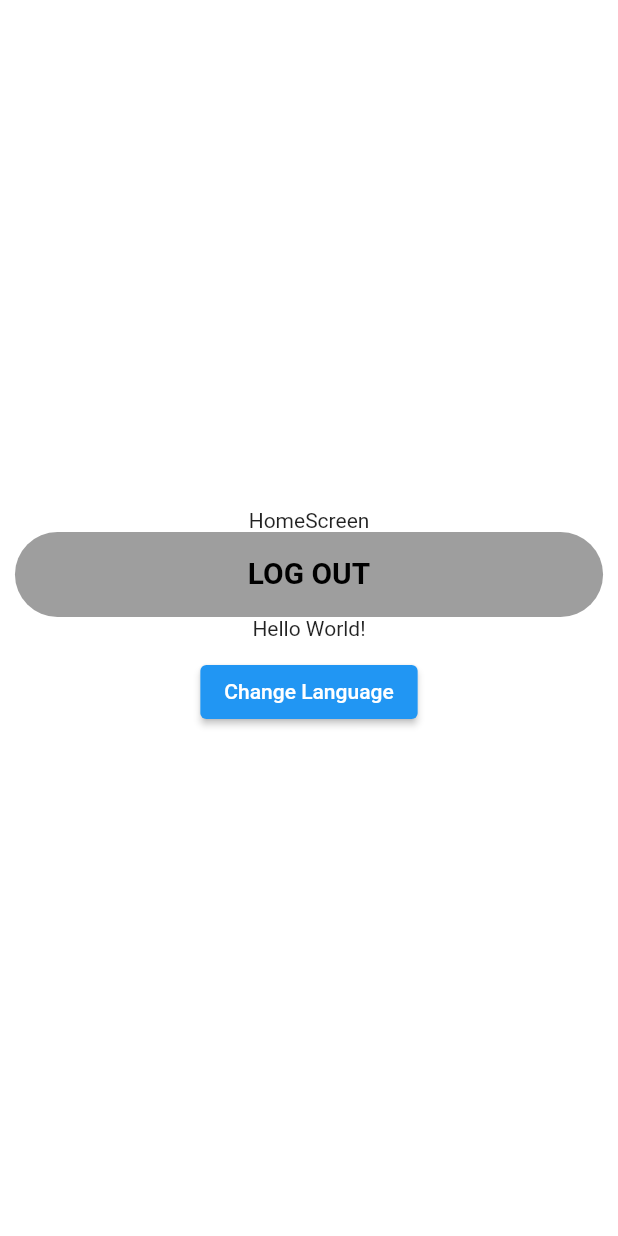
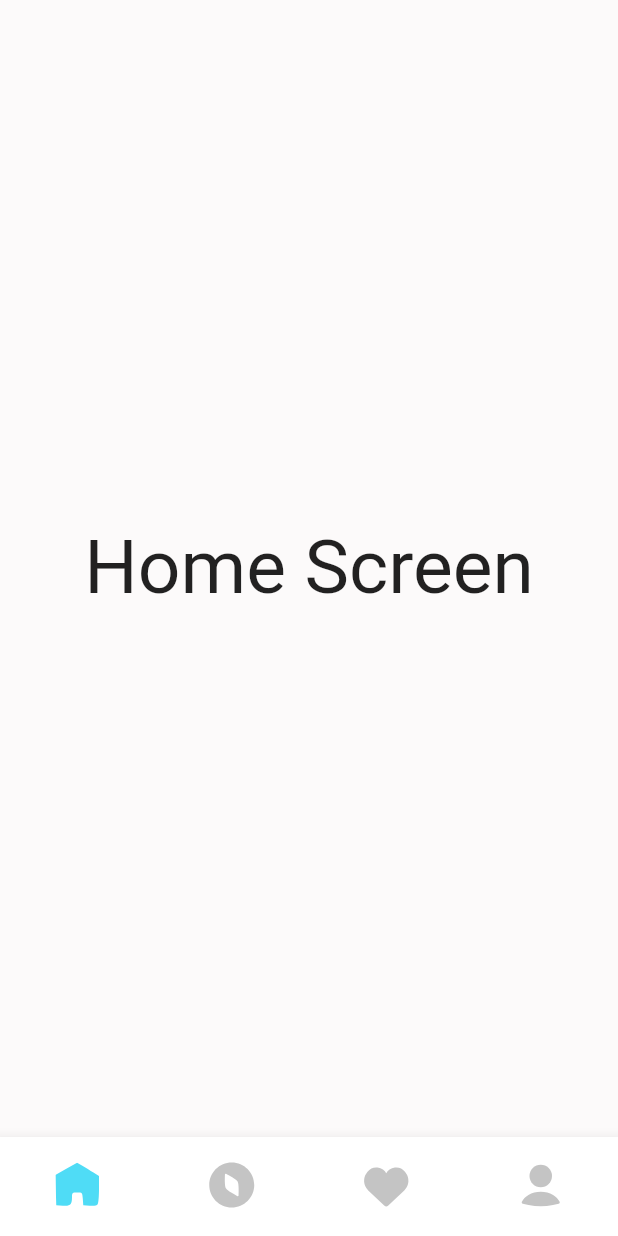
Before and after one commit to thanhhieu2005/flutter_project_1_2022, a Flutter app: the screen it shows once a user with an empty profile is signed in, on a phone screen of 412 x 824 dp. Run offline on Flutter 3.47's test engine with Material 2 defaults, Android fonts, the phone set to English and light mode, and no system bars; our stand-ins replace dio, firebase_auth, firebase_core, flutter_screenutil, flutter_spinkit, flutter_svg; accounts and stored records are empty; generated files the repository leaves out were written again.

Commit message:
[FEAT] - build navigation bar view

```diff
--- a/lib/configs/color_config.dart
+++ b/lib/configs/color_config.dart
@@ -2,5 +2,12 @@ import 'package:flutter/material.dart';
 
 class AppColors {
   static const kColor1 = Color(0xffffffff);
+  static const kColor2 = Color(0xffC4C4C4);
   static const kPrimaryColor = Colors.lightBlueAccent;
+  static const kBlackColor = Colors.black;
+  static const kBackgroundColor = Color(0xffFCFAFA);
+  static const kDarkBlue1 = Color(0xff00B4D8);
+  static const kLightBlue1 = Color(0xff90E0EF);
+  static const kLightBlue2 = Color(0xffCAF0F8);
+  static const kLightBlue3 = Color(0xff4FDCF6);
 }
--- a/lib/routes/app_route.dart
+++ b/lib/routes/app_route.dart
@@ -1,20 +1,23 @@
 import 'package:flutter/cupertino.dart';
 import 'package:flutter/material.dart';
-import 'package:flutter_project_1/views/home_screen.dart';
+import 'package:flutter_project_1/views/account/account_screen.dart';
 import 'package:flutter_project_1/views/login/login_page.dart';
+import 'package:flutter_project_1/views/navigation_bar_view/navigation_bar_view.dart';
 import 'package:flutter_project_1/views/sign_up/sign_up_page.dart';
 
 class AppRoute {
   static Route<dynamic> onGenerateRoute(RouteSettings settings) {
     switch (settings.name) {
-      case HomeScreen.id:
+      case NavigationBarView.id:
         return CupertinoPageRoute(
-          builder: (_) => const HomeScreen(),
+          builder: (_) => const NavigationBarView(),
         );
       case LoginPage.nameRoute:
         return CupertinoPageRoute(builder: (_) => const LoginPage());
       case SignUpPage.nameRoute:
         return CupertinoPageRoute(builder: (_) => const SignUpPage());
+      case AccountScreen.nameRoute:
+        return CupertinoPageRoute(builder: (_) => const AccountScreen());
       default:
         return _errorRoute();
     }
--- /dev/null
+++ b/lib/views/account/account_screen.dart
@@ -0,0 +1,56 @@
+import 'package:flutter/material.dart';
+import 'package:flutter_project_1/services/auth_service.dart';
+import 'package:flutter_project_1/view_models/locale_provider.dart';
+import 'package:flutter_project_1/views/login/login_page.dart';
+import 'package:flutter_project_1/widgets/rounded_linear_button.dart';
+import 'package:provider/provider.dart';
+import 'package:flutter_gen/gen_l10n/app_localizations.dart';
+
+class AccountScreen extends StatelessWidget {
+  static const String nameRoute = '/account_screeen';
+  static Route route() {
+    return MaterialPageRoute(
+      builder: (_) => const AccountScreen(),
+      settings: const RouteSettings(name: nameRoute),
+    );
+  }
+
+  const AccountScreen({
+    Key? key,
+  }) : super(key: key);
+
+  @override
+  Widget build(BuildContext context) {
+    final authService = Provider.of<AuthService>(context);
+    return Center(
+      child: Column(
+        mainAxisAlignment: MainAxisAlignment.center,
+        // ignore: prefer_const_literals_to_create_immutables
+        children: [
+          const Text("HomeScreen"),
+          RoundedLinearButton(
+              text: "Log out",
+              press: () async {
+                await authService.signOut();
+                Navigator.pushAndRemoveUntil(
+                    context, LoginPage.route(), (route) => false);
+              },
+              textColor: Colors.black,
+              startColor: Colors.grey,
+              endColor: Colors.grey),
+          Text(AppLocalizations.of(context).helloWorld),
+          // ignore: prefer_const_constructors
+          SizedBox(
+            height: 10.0,
+          ),
+          ElevatedButton(
+            onPressed: () {
+              context.read<LocaleProvider>().changeLocale();
+            },
+            child: Text(AppLocalizations.of(context).changeLaguage),
+          )
+        ],
+      ),
+    );
+  }
+}
--- a/lib/views/home_screen.dart
+++ /dev/null
@@ -1,59 +0,0 @@
-import 'package:flutter_gen/gen_l10n/app_localizations.dart';
-import 'package:flutter/material.dart';
-import 'package:flutter_project_1/configs/color_config.dart';
-import 'package:flutter_project_1/services/auth_service.dart';
-import 'package:flutter_project_1/view_models/locale_provider.dart';
-import 'package:flutter_project_1/views/login/login_page.dart';
-import 'package:provider/provider.dart';
-
-import '../widgets/rounded_linear_button.dart';
-
-class HomeScreen extends StatelessWidget {
-  static const id = "HomeScreen";
-  static Route route() {
-    return MaterialPageRoute(
-      builder: (_) => const HomeScreen(),
-      settings: const RouteSettings(name: id),
-    );
-  }
-
-  const HomeScreen({Key? key}) : super(key: key);
-
-  @override
-  Widget build(BuildContext context) {
-    final authService = Provider.of<AuthService>(context);
-    return Scaffold(
-      backgroundColor: AppColors.kColor1,
-      body: Center(
-        child: Column(
-          mainAxisAlignment: MainAxisAlignment.center,
-          // ignore: prefer_const_literals_to_create_immutables
-          children: [
-            const Text("HomeScreen"),
-            RoundedLinearButton(
-                text: "Log out",
-                press: () async {
-                  await authService.signOut();
-                  Navigator.pushAndRemoveUntil(
-                      context, LoginPage.route(), (route) => false);
-                },
-                textColor: Colors.black,
-                startColor: Colors.grey,
-                endColor: Colors.grey),
-            Text(AppLocalizations.of(context).helloWorld),
-            // ignore: prefer_const_constructors
-            SizedBox(
-              height: 10.0,
-            ),
-            ElevatedButton(
-              onPressed: () {
-                context.read<LocaleProvider>().changeLocale();
-              },
-              child: Text(AppLocalizations.of(context).changeLaguage),
-            )
-          ],
-        ),
-      ),
-    );
-  }
-}
--- a/lib/views/landing/landing_page.dart
+++ b/lib/views/landing/landing_page.dart
@@ -1,8 +1,8 @@
 import 'package:flutter/material.dart';
 import 'package:flutter_project_1/configs/color_config.dart';
 import 'package:flutter_project_1/services/auth_service.dart';
-import 'package:flutter_project_1/views/home_screen.dart';
 import 'package:flutter_project_1/views/login/login_page.dart';
+import 'package:flutter_project_1/views/navigation_bar_view/navigation_bar_view.dart';
 import 'package:flutter_spinkit/flutter_spinkit.dart';
 import 'package:provider/provider.dart';
 
@@ -19,7 +19,7 @@ class LandingPage extends StatelessWidget {
       builder: (_, AsyncSnapshot<User?> snapshot) {
         if (snapshot.connectionState == ConnectionState.active) {
           final User? user = snapshot.data;
-          return user == null ? const LoginPage() : const HomeScreen();
+          return user == null ? const LoginPage() : const NavigationBarView();
         } else {
           return const Scaffold(
             backgroundColor: Colors.white,
--- a/lib/views/login/login_page.dart
+++ b/lib/views/login/login_page.dart
@@ -2,7 +2,7 @@ import 'package:flutter/material.dart';
 import 'package:flutter_project_1/configs/color_config.dart';
 import 'package:flutter_project_1/configs/text_config.dart';
 import 'package:flutter_project_1/services/auth_service.dart';
-import 'package:flutter_project_1/views/home_screen.dart';
+import 'package:flutter_project_1/views/navigation_bar_view/navigation_bar_view.dart';
 import 'package:flutter_project_1/views/sign_up/sign_up_page.dart';
 import 'package:flutter_project_1/widgets/rounded_input_field.dart';
 import 'package:flutter_project_1/widgets/rounded_linear_button.dart';
@@ -74,7 +74,7 @@ class _LoginPageState extends State<LoginPage> {
                       await authService.signInWithEmailAndPassword(
                           authService.loginEmail, authService.loginPassword);
                       Navigator.pushAndRemoveUntil(
-                          context, HomeScreen.route(), (route) => false);
+                          context, NavigationBarView.route(), (route) => false);
                     } catch (err) {
                       showDialog(
                         context: context,
--- /dev/null
+++ b/lib/views/navigation_bar_view/navigation_bar_view.dart
@@ -0,0 +1,118 @@
+import 'package:flutter/material.dart';
+import 'package:flutter_project_1/configs/color_config.dart';
+import 'package:flutter_project_1/views/account/account_screen.dart';
+import 'package:flutter_screenutil/flutter_screenutil.dart';
+import 'package:flutter_svg/flutter_svg.dart';
+
+class NavigationBarView extends StatefulWidget {
+  static const id = "HomeScreen";
+  static Route route() {
+    return MaterialPageRoute(
+      builder: (_) => const NavigationBarView(),
+      settings: const RouteSettings(name: id),
+    );
+  }
+
+  const NavigationBarView({Key? key}) : super(key: key);
+
+  @override
+  State<NavigationBarView> createState() => _NavigationBarViewState();
+}
+
+class _NavigationBarViewState extends State<NavigationBarView> {
+  int currentIndex = 0;
+
+  // screen
+  final mainScreen = [
+    const Center(
+      // ignore: prefer_const_constructors
+      child: Text(
+        'Home Screen',
+        // ignore: unnecessary_const
+        style: const TextStyle(
+          fontSize: 50,
+        ),
+      ),
+    ),
+    const Center(
+      // ignore: prefer_const_constructors
+      child: Text(
+        'Discovery Screen',
+        // ignore: unnecessary_const
+        style: const TextStyle(
+          fontSize: 50,
+        ),
+      ),
+    ),
+    const Center(
+      // ignore: prefer_const_constructors
+      child: Text(
+        'Favorite Screen',
+        // ignore: unnecessary_const
+        style: const TextStyle(
+          fontSize: 50,
+        ),
+      ),
+    ),
+    const AccountScreen(),
+  ];
+  @override
+  Widget build(BuildContext context) {
+    return Scaffold(
+      backgroundColor: AppColors.kBackgroundColor,
+      bottomNavigationBar: BottomNavigationBar(
+        type: BottomNavigationBarType.fixed,
+        backgroundColor: AppColors.kColor1,
+        // iconSize: 32.h,
+        showUnselectedLabels: false,
+        showSelectedLabels: false,
+        currentIndex: currentIndex,
+        onTap: (index) => setState(() => currentIndex = index),
+        // ignore: prefer_const_literals_to_create_immutables
+        items: [
+          BottomNavigationBarItem(
+              icon: SvgPicture.asset(
+                "assets/icons/ic_homepage.svg",
+                color: AppColors.kColor2,
+              ),
+              activeIcon: SvgPicture.asset(
+                "assets/icons/ic_homepage.svg",
+                color: AppColors.kLightBlue3,
+              ),
+              label: ''),
+          BottomNavigationBarItem(
+              icon: SvgPicture.asset(
+                "assets/icons/ic_discovery.svg",
+                color: AppColors.kColor2,
+              ),
+              activeIcon: SvgPicture.asset(
+                "assets/icons/ic_discovery.svg",
+                color: AppColors.kLightBlue3,
+              ),
+              label: ''),
+          BottomNavigationBarItem(
+              icon: SvgPicture.asset(
+                "assets/icons/ic_favorite.svg",
+                color: AppColors.kColor2,
+              ),
+              activeIcon: SvgPicture.asset(
+                "assets/icons/ic_favorite.svg",
+                color: AppColors.kLightBlue3,
+              ),
+              label: ''),
+          BottomNavigationBarItem(
+              icon: SvgPicture.asset(
+                "assets/icons/ic_user.svg",
+                color: AppColors.kColor2,
+              ),
+              activeIcon: SvgPicture.asset(
+                "assets/icons/ic_user.svg",
+                color: AppColors.kLightBlue3,
+              ),
+              label: ''),
+        ],
+      ),
+      body: mainScreen[currentIndex],
+    );
+  }
+}
--- a/pubspec.yaml
+++ b/pubspec.yaml
@@ -73,9 +73,9 @@ flutter:
   uses-material-design: true
 
   # To add assets to your application, add an assets section, like this:
-  # assets:
-  #   - images/a_dot_burr.jpeg
-  #   - images/a_dot_ham.jpeg
+  assets:
+    - assets/icons/
+    - assets/images/
 
   # An image asset can refer to one or more resolution-specific "variants", see
   # https://flutter.dev/assets-and-images/#resolution-aware.
```
Also changed, not shown: assets/icons/ic_discovery.svg (added), assets/icons/ic_favorite.svg (added), assets/icons/ic_homepage.svg (added), assets/icons/ic_user.svg (added), assets/icons/test.svg (added), assets/icons/test2.svg (added), pubspec.lock.
